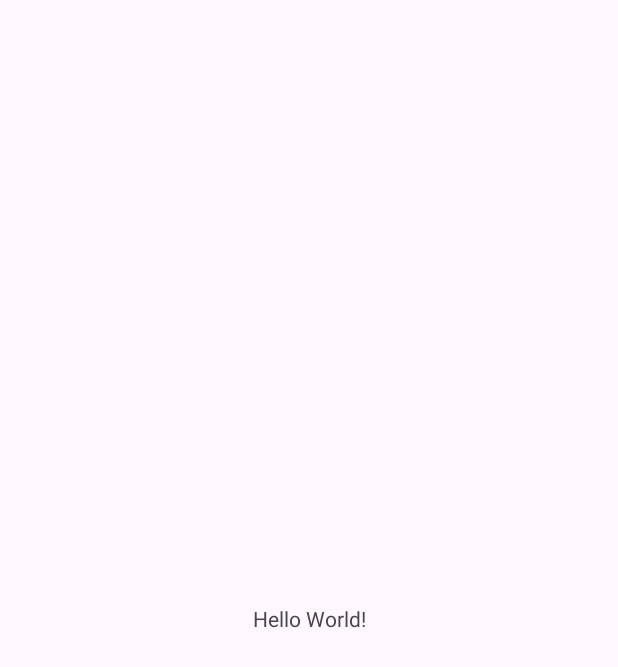
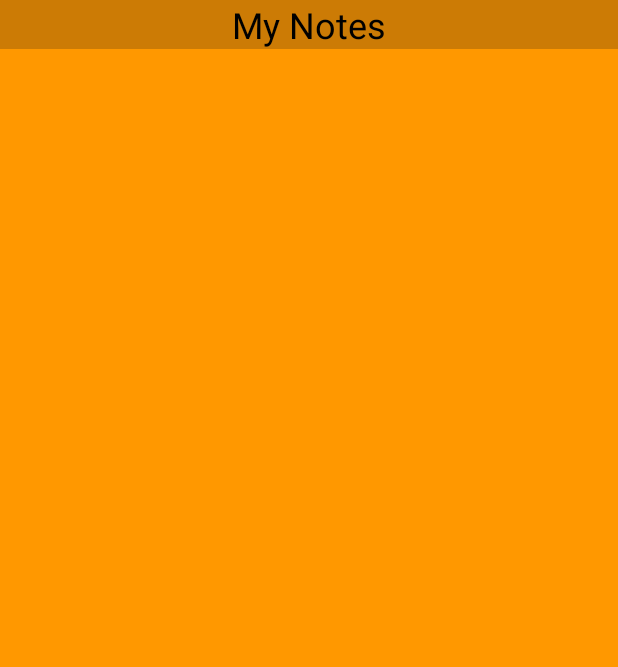
Before and after one commit to whesterlight/Notes, an Android app: the screen it shows after launch (MainActivity), on a phone screen of 412 x 824 dp. Before the commit the part shown is almost empty. Shown: the top 667 px of the screen. Run offline under Robolectric (Android 15) with nearby library versions, the phone set to English and light mode, and no system bars.

Commit message:
Made mainactivity.xml

```diff
--- a/app/src/main/res/layout/activity_main.xml
+++ b/app/src/main/res/layout/activity_main.xml
@@ -7,12 +7,29 @@
     tools:context=".MainActivity">
 
     <TextView
-        android:layout_width="wrap_content"
+        android:id="@+id/lblNotes"
+        android:layout_width="match_parent"
         android:layout_height="wrap_content"
-        android:text="Hello World!"
-        app:layout_constraintBottom_toBottomOf="parent"
-        app:layout_constraintEnd_toEndOf="parent"
-        app:layout_constraintStart_toStartOf="parent"
+        android:background="#CC7B05"
+        android:gravity="center"
+        android:text="@string/my_note"
+        android:textColor="@color/black"
+        android:textSize="24sp"
+        app:layout_constraintHorizontal_bias="0.0"
+        app:layout_constraintLeft_toLeftOf="parent"
+        app:layout_constraintRight_toRightOf="parent"
         app:layout_constraintTop_toTopOf="parent" />
 
+    <ListView
+        android:id="@+id/lvNotes"
+        android:layout_width="match_parent"
+        android:layout_height="0dp"
+        android:background="#FF9800"
+        app:layout_constraintTop_toBottomOf="@+id/lblNotes"
+        app:layout_constraintBottom_toBottomOf="parent"
+        app:layout_constraintStart_toStartOf="parent"
+        app:layout_constraintEnd_toEndOf="parent"
+        android:clickable="true"
+        android:choiceMode="singleChoice" />
+
 </androidx.constraintlayout.widget.ConstraintLayout>
--- a/app/src/main/res/values/strings.xml
+++ b/app/src/main/res/values/strings.xml
@@ -1,3 +1,4 @@
 <resources>
     <string name="app_name">Notes Storage</string>
+    <string name="my_note">My Notes</string>
 </resources>
```
